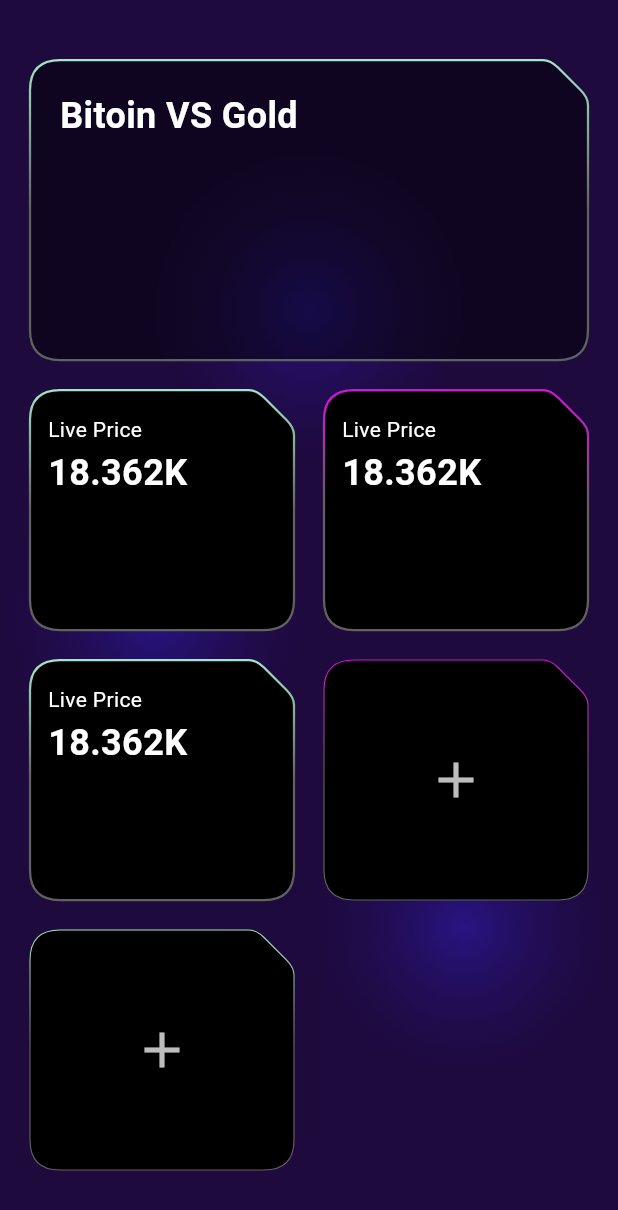
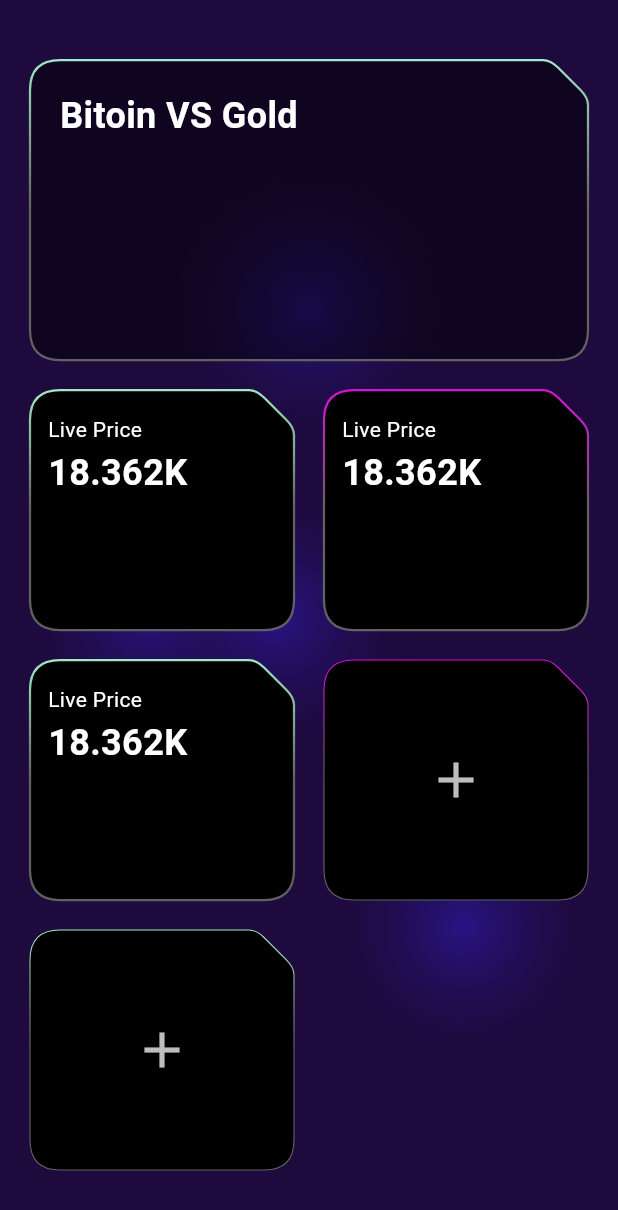
Before and after one commit to shoroardiSumon/CustomiedBlockDesign, a Flutter app: the screen it shows after launch, after a tap on "Dashboard", on a phone screen of 412 x 824 dp. Shown: the top 1210 px of the screen. Run offline on Flutter 3.47's test engine with Material 3 defaults, Android fonts, the phone set to English and light mode, and no system bars.

Commit message:
update bg

```diff
--- a/lib/pages/home.dart
+++ b/lib/pages/home.dart
@@ -1,4 +1,5 @@
 import 'package:flutter/material.dart';
+import 'package:widgettest/pages/bg_screen.dart';
 import 'package:widgettest/pages/dashboard.dart';
 import 'package:widgettest/utils/app_navigator.dart';
 import 'package:widgettest/utils/constants.dart';
@@ -20,7 +21,7 @@ class _HomePageState extends State<HomePage> {
           CustomPaint(
             painter: MultiRadialGradientPainter(
               bgColor: const Color(0xFF1E0A3C),
-              gradientColor: const Color.fromARGB(255, 40, 20, 132),
+              gradientColor: Color.fromARGB(255, 33, 16, 122),
             ),
             child: Container(),
           ),
@@ -50,21 +51,21 @@ class _HomePageState extends State<HomePage> {
 
                 const SizedBox(height: 20,),
 
-                // InkWell(
-                //   onTap: () {
-                //     Navigator.of(context).push(appNavigator(const Dashboard(), const Offset(1, 0), 500));
-                //   },
-                //   child: Container(
-                //     height: 48,
-                //     width: double.infinity,
-                //     alignment: Alignment.center,
-                //     decoration: BoxDecoration(
-                //       borderRadius: BorderRadius.circular(20),
-                //       color: Colors.black
-                //     ),
-                //     child: const Text("Dashboard", style: TextStyle(color: Colors.white, fontSize: 18, fontWeight: FontWeight.w400),),
-                //   ),
-                // )
+                InkWell(
+                  onTap: () {
+                    Navigator.of(context).push(appNavigator(const IndigoBackground(), const Offset(1, 0), 500));
+                  },
+                  child: Container(
+                    height: 48,
+                    width: double.infinity,
+                    alignment: Alignment.center,
+                    decoration: BoxDecoration(
+                      borderRadius: BorderRadius.circular(20),
+                      color: Colors.black
+                    ),
+                    child: const Text("Background", style: TextStyle(color: Colors.white, fontSize: 18, fontWeight: FontWeight.w400),),
+                  ),
+                )
               ],
             ),
           )
--- a/lib/utils/custom/multi_radial_gradient_painter.dart
+++ b/lib/utils/custom/multi_radial_gradient_painter.dart
@@ -22,12 +22,18 @@ class MultiRadialGradientPainter extends CustomPainter {
     // Define fixed positions and radii for the gradients
     final List<Offset> centers = [
       Offset(size.width * 0.25, size.height * 0.5),
+      Offset(size.width * 0.45, size.height * 0.5),
+
       Offset(size.width * 0.5, size.height * 0.25),
+
       Offset(size.width * 0.75, size.height * 0.75),
     ];
     final List<double> radii = [
       size.width * 0.25,
       size.width * 0.25,
+
+      size.width * 0.25,
+
       size.width * 0.25,
     ];
 
@@ -35,7 +41,7 @@ class MultiRadialGradientPainter extends CustomPainter {
       // Create radial gradient with an additional color stop for indigo fade
       final gradient = RadialGradient(
         colors: [gradientColor, fadeColor.withOpacity(0.0), fadeColor],
-        stops: const [0.0, 0.3, 1.0], // Smooth transition to transparent and then to indigo
+        stops: const [0.0, 0.25, 1.0], // Smooth transition to transparent and then to indigo
         radius: 1.0,
         center: Alignment(
           (2 * centers[i].dx / size.width) - 1,
```
Also changed, not shown: lib/pages/bg_screen.dart (added, +45 -0 lines), lib/utils/custom/blurred_circle.dart (added, +30 -0 lines), lib/pages/lighting.dart (deleted).
